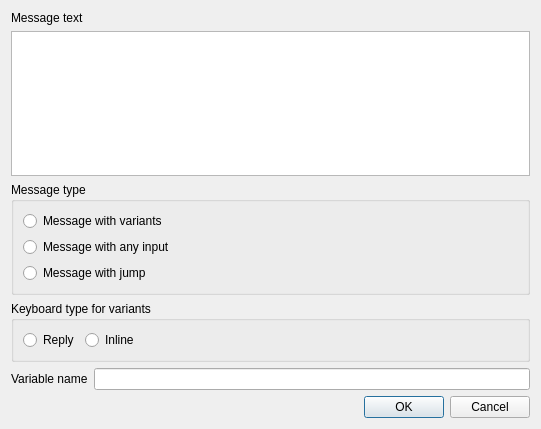
The window that simple_gram_desktop/constructor_app/widgets/bot_editor/message_editor_dialog.ui (cuttlesystems/simplegram) describes before a commit, drawn with Qt 5.
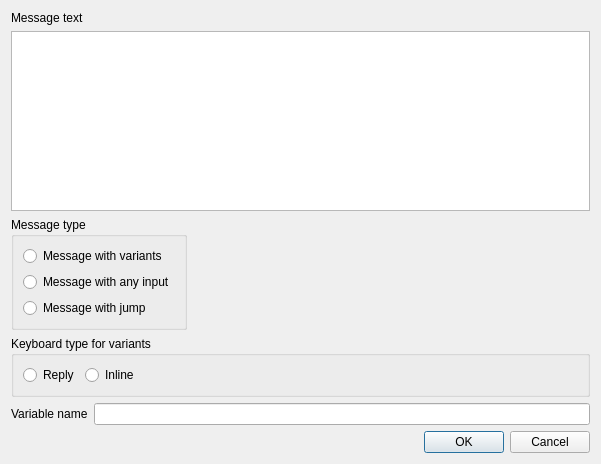
The same window after the commit.

Commit message: qt: отображение изображений в message_editor_dialog

Diff of the .ui file:
```diff
--- a/simple_gram_desktop/constructor_app/widgets/bot_editor/message_editor_dialog.ui
+++ b/simple_gram_desktop/constructor_app/widgets/bot_editor/message_editor_dialog.ui
@@ -6,8 +6,8 @@
    <rect>
     <x>0</x>
     <y>0</y>
-    <width>541</width>
-    <height>429</height>
+    <width>601</width>
+    <height>464</height>
    </rect>
   </property>
   <property name="windowTitle">
@@ -26,8 +26,11 @@
      <item>
       <widget class="QTextEdit" name="message_text_edit"/>
      </item>
-    </layout>
-   </item>
+     <item>
+      <layout class="QHBoxLayout" name="horizontalLayout_4">
+       <property name="rightMargin">
+        <number>0</number>
+       </property>
    <item>
     <widget class="QGroupBox" name="groupBox_2">
      <property name="title">
@@ -57,6 +60,45 @@
       </item>
      </layout>
     </widget>
+       </item>
+       <item>
+        <spacer name="horizontalSpacer_3">
+         <property name="orientation">
+          <enum>Qt::Horizontal</enum>
+         </property>
+         <property name="sizeHint" stdset="0">
+          <size>
+           <width>40</width>
+           <height>20</height>
+          </size>
+         </property>
+        </spacer>
+       </item>
+       <item>
+        <widget class="QLabel" name="message_image">
+         <property name="minimumSize">
+          <size>
+           <width>0</width>
+           <height>0</height>
+          </size>
+         </property>
+         <property name="maximumSize">
+          <size>
+           <width>16777215</width>
+           <height>16777215</height>
+          </size>
+         </property>
+         <property name="text">
+          <string/>
+         </property>
+         <property name="scaledContents">
+          <bool>true</bool>
+         </property>
+        </widget>
+       </item>
+      </layout>
+     </item>
+    </layout>
    </item>
    <item>
     <widget class="QGroupBox" name="groupBox">
```
Lines whose indentation alone changed are shown as unchanged. The commit also changes 2 other files.
